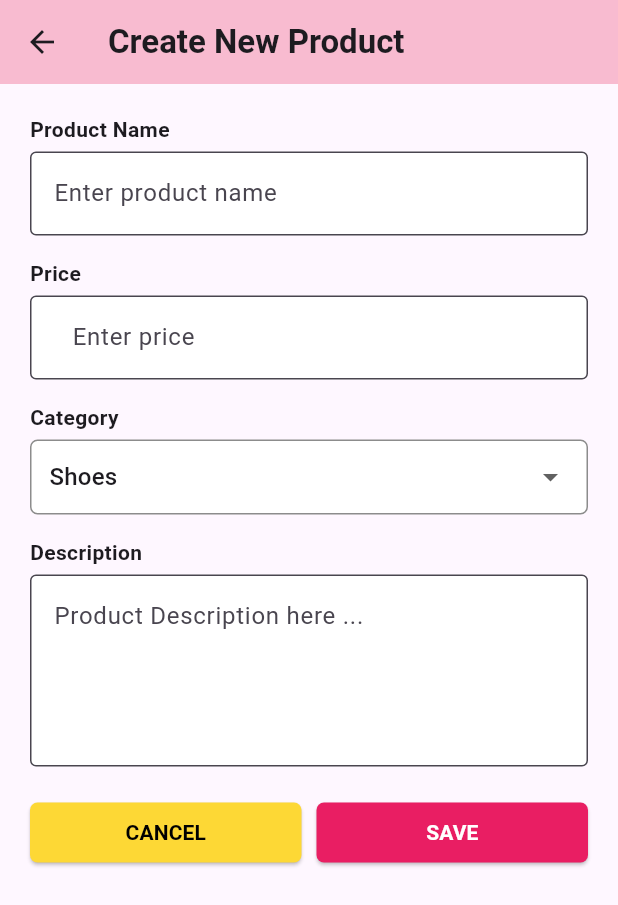
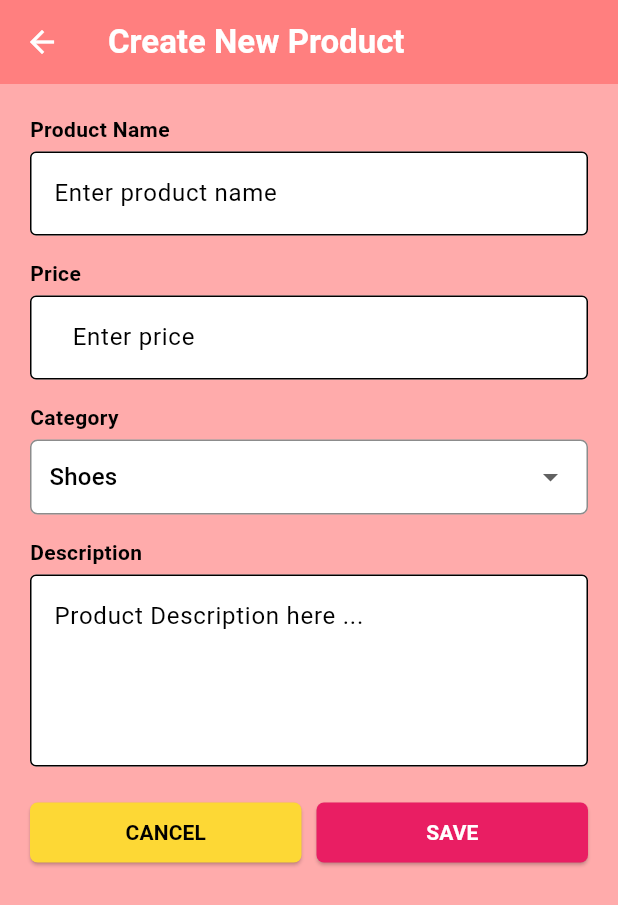
Before and after one commit to granada-lc/productsapp_granada2025, a Flutter app: the screen it shows after launch, after a tap on "LOGIN", after a tap on the "menu" icon, after a tap on "Create New Product", on a phone screen of 412 x 824 dp. Shown: the top 905 px of the screen. Run offline on Flutter 3.47's test engine with Material 3 defaults, Android fonts, the phone set to English and light mode, and no system bars.

Commit message:
Editted the User Preference and applying it to all pages

```diff
--- a/lib/app_state.dart
+++ b/lib/app_state.dart
@@ -1,16 +1,19 @@
 import 'package:flutter/material.dart';
 
-enum AppTheme { dark, light }
+enum AppTheme { roseBud, sandwisp }
 enum AppLanguage { english, filipino }
 
 class AppState extends ChangeNotifier {
-  AppTheme _theme = AppTheme.light;
+  AppTheme _theme = AppTheme.roseBud;
   AppLanguage _language = AppLanguage.english;
 
   AppTheme get theme => _theme;
   AppLanguage get language => _language;
 
-  void updatePreferences({required AppTheme theme, required AppLanguage language}) {
+  void updatePreferences({
+    required AppTheme theme,
+    required AppLanguage language,
+  }) {
     _theme = theme;
     _language = language;
     notifyListeners();
@@ -19,10 +22,33 @@ class AppState extends ChangeNotifier {
 
 ThemeData getThemeData(AppTheme theme) {
   switch (theme) {
-    case AppTheme.dark:
-      return ThemeData.dark();
-    case AppTheme.light:
+    case AppTheme.sandwisp:
+      return ThemeData(
+        brightness: Brightness.light,
+        scaffoldBackgroundColor: const Color(0xFFFFF1B5), // Sandwisp
+        appBarTheme: const AppBarTheme(
+          backgroundColor: Color(0xFFEED97B), // Deeper sand shade
+          foregroundColor: Colors.black87,
+        ),
+        colorScheme: const ColorScheme.light(
+          primary: Color(0xFFEED97B),
+          secondary: Color(0xFFBCA45D),
+        ),
+      );
+
+    case AppTheme.roseBud:
     default:
-      return ThemeData.light();
+      return ThemeData(
+        brightness: Brightness.light,
+        scaffoldBackgroundColor: const Color(0xFFFFABAB), // Rose Bud
+        appBarTheme: const AppBarTheme(
+          backgroundColor: Color(0xFFFF7F7F), // Deeper rose
+          foregroundColor: Colors.white,
+        ),
+        colorScheme: const ColorScheme.light(
+          primary: Color(0xFFFF7F7F),
+          secondary: Color(0xFFDB6E6E),
+        ),
+      );
   }
 }
--- a/lib/create_product_screen.dart
+++ b/lib/create_product_screen.dart
@@ -1,4 +1,6 @@
 import 'package:flutter/material.dart';
+import 'package:provider/provider.dart';
+import 'app_state.dart';
 
 class CreateProductScreen extends StatefulWidget {
   const CreateProductScreen({super.key});
@@ -12,17 +14,29 @@ class _CreateProductScreenState extends State<CreateProductScreen> {
   final TextEditingController _priceController = TextEditingController();
   final TextEditingController _descriptionController = TextEditingController();
 
-  String _selectedCategory = 'Shoes'; // Default selected category
+  String _selectedCategory = 'Shoes'; // default key
   final List<String> _categories = ['Shoes', 'Clothing', 'Accessories'];
+
+  String _getLocalizedCategory(String key, bool isFilipino) {
+    final map = {
+      'Shoes': isFilipino ? 'Sapatos' : 'Shoes',
+      'Clothing': isFilipino ? 'Damit' : 'Clothing',
+      'Accessories': isFilipino ? 'Mga Accessorya' : 'Accessories',
+    };
+    return map[key] ?? key;
+  }
 
   @override
   Widget build(BuildContext context) {
+    final appState = Provider.of<AppState>(context);
+    final isFilipino = appState.language == AppLanguage.filipino;
+
     return Scaffold(
       appBar: AppBar(
-        backgroundColor: Colors.pink[100],
-        title: const Text(
-          "Create New Product",
-          style: TextStyle(fontWeight: FontWeight.bold),
+        backgroundColor: Theme.of(context).appBarTheme.backgroundColor,
+        title: Text(
+          isFilipino ? "Lumikha ng Bagong Produkto" : "Create New Product",
+          style: const TextStyle(fontWeight: FontWeight.bold),
         ),
         leading: IconButton(
           icon: const Icon(Icons.arrow_back),
@@ -34,38 +48,38 @@ class _CreateProductScreenState extends State<CreateProductScreen> {
         child: Column(
           crossAxisAlignment: CrossAxisAlignment.start,
           children: [
-            // Product Name
-            const Text("Product Name", style: TextStyle(fontWeight: FontWeight.bold)),
+            Text(isFilipino ? "Pangalan ng Produkto" : "Product Name",
+                style: const TextStyle(fontWeight: FontWeight.bold)),
             const SizedBox(height: 5),
             TextField(
               controller: _nameController,
               decoration: InputDecoration(
-                border: OutlineInputBorder(),
-                hintText: "Enter product name",
+                border: const OutlineInputBorder(),
+                hintText: isFilipino ? "Ilagay ang pangalan ng produkto" : "Enter product name",
                 filled: true,
                 fillColor: Colors.white,
               ),
             ),
             const SizedBox(height: 15),
 
-            // Price
-            const Text("Price", style: TextStyle(fontWeight: FontWeight.bold)),
+            Text(isFilipino ? "Presyo" : "Price",
+                style: const TextStyle(fontWeight: FontWeight.bold)),
             const SizedBox(height: 5),
             TextField(
               controller: _priceController,
               keyboardType: TextInputType.number,
               decoration: InputDecoration(
                 prefixText: "₱",
-                border: OutlineInputBorder(),
-                hintText: "Enter price",
+                border: const OutlineInputBorder(),
+                hintText: isFilipino ? "Ilagay ang presyo" : "Enter price",
                 filled: true,
                 fillColor: Colors.white,
               ),
             ),
             const SizedBox(height: 15),
 
-            // Category
-            const Text("Category", style: TextStyle(fontWeight: FontWeight.bold)),
+            Text(isFilipino ? "Kategorya" : "Category",
+                style: const TextStyle(fontWeight: FontWeight.bold)),
             const SizedBox(height: 5),
             Container(
               padding: const EdgeInsets.symmetric(horizontal: 12),
@@ -81,7 +95,7 @@ class _CreateProductScreenState extends State<CreateProductScreen> {
                 items: _categories.map((String category) {
                   return DropdownMenuItem<String>(
                     value: category,
-                    child: Text(category),
+                    child: Text(_getLocalizedCategory(category, isFilipino)),
                   );
                 }).toList(),
                 onChanged: (String? newValue) {
@@ -93,26 +107,24 @@ class _CreateProductScreenState extends State<CreateProductScreen> {
             ),
             const SizedBox(height: 15),
 
-            // Description
-            const Text("Description", style: TextStyle(fontWeight: FontWeight.bold)),
+            Text(isFilipino ? "Paglalarawan" : "Description",
+                style: const TextStyle(fontWeight: FontWeight.bold)),
             const SizedBox(height: 5),
             TextField(
               controller: _descriptionController,
               maxLines: 4,
               decoration: InputDecoration(
-                border: OutlineInputBorder(),
-                hintText: "Product Description here ...",
+                border: const OutlineInputBorder(),
+                hintText: isFilipino ? "Ilagay ang paglalarawan ng produkto..." : "Product Description here ...",
                 filled: true,
                 fillColor: Colors.white,
               ),
             ),
             const SizedBox(height: 20),
 
-            // Buttons
             Row(
               mainAxisAlignment: MainAxisAlignment.spaceBetween,
               children: [
-                // Cancel Button
                 Expanded(
                   child: ElevatedButton(
                     onPressed: () => Navigator.pop(context),
@@ -122,14 +134,13 @@ class _CreateProductScreenState extends State<CreateProductScreen> {
                         borderRadius: BorderRadius.circular(5),
                       ),
                     ),
-                    child: const Text(
-                      "CANCEL",
-                      style: TextStyle(color: Colors.black, fontWeight: FontWeight.bold),
+                    child: Text(
+                      isFilipino ? "KANSELA" : "CANCEL",
+                      style: const TextStyle(color: Colors.black, fontWeight: FontWeight.bold),
                     ),
                   ),
                 ),
                 const SizedBox(width: 10),
-                // Save Button
                 Expanded(
                   child: ElevatedButton(
                     onPressed: () {
@@ -141,9 +152,9 @@ class _CreateProductScreenState extends State<CreateProductScreen> {
                         borderRadius: BorderRadius.circular(5),
                       ),
                     ),
-                    child: const Text(
-                      "SAVE",
-                      style: TextStyle(color: Colors.white, fontWeight: FontWeight.bold),
+                    child: Text(
+                      isFilipino ? "ISAVE" : "SAVE",
+                      style: const TextStyle(color: Colors.white, fontWeight: FontWeight.bold),
                     ),
                   ),
                 ),
--- a/lib/home_screen.dart
+++ b/lib/home_screen.dart
@@ -1,4 +1,5 @@
 import 'package:flutter/material.dart';
+import 'package:provider/provider.dart';
 import 'product_details.dart';
 import 'product.dart';
 import 'create_product_screen.dart';
@@ -7,71 +8,85 @@ import 'app_state.dart';
 
 // Category Button Widget
 class CategoryButton extends StatelessWidget {
-  final String title; // Title of the category button
+  final String title;
   const CategoryButton({required this.title, super.key});
 
   @override
   Widget build(BuildContext context) {
     return Chip(
-      label: Text(title, style: const TextStyle(fontSize: 14)), // Category label
-      backgroundColor: Colors.orange[100], // Background color
+      label: Text(title, style: const TextStyle(fontSize: 14)),
+      backgroundColor: Colors.orange[100],
     );
   }
 }
 
 // Product Card Widget
 class ProductCard extends StatelessWidget {
-  final Product product; // Product data
+  final Product product;
   const ProductCard({required this.product, super.key});
 
   @override
   Widget build(BuildContext context) {
     return GestureDetector(
       onTap: () {
-        // Navigate to DetailScreen when a product is clicked
         Navigator.push(
           context,
           MaterialPageRoute(
-            builder: (context) => DetailScreen(product: product), // Pass product data
+            builder: (context) => DetailScreen(product: product),
           ),
         );
       },
       child: Column(
-        crossAxisAlignment: CrossAxisAlignment.start, // Align text to start
+        crossAxisAlignment: CrossAxisAlignment.start,
         children: [
           Expanded(
             child: Container(
               decoration: BoxDecoration(
-                color: Colors.yellow[100], // Background color
-                borderRadius: BorderRadius.circular(10), // Rounded corners
+                color: Colors.yellow[100],
+                borderRadius: BorderRadius.circular(10),
                 image: DecorationImage(
-                  image: AssetImage(product.image), // Display product image
-                  fit: BoxFit.cover, // Cover the box
+                  image: AssetImage(product.image),
+                  fit: BoxFit.cover,
                 ),
               ),
             ),
           ),
-          const SizedBox(height: 8), // Space between image and text
-          Text(product.name, style: const TextStyle(fontWeight: FontWeight.bold)), // Product name
-          Text(product.description, style: const TextStyle(fontSize: 12, color: Colors.grey)), // Product description
-          Text("₱${product.price}", style: const TextStyle(fontWeight: FontWeight.bold)), // Product price
+          const SizedBox(height: 8),
+          Text(product.name, style: const TextStyle(fontWeight: FontWeight.bold)),
+          Text(product.description, style: const TextStyle(fontSize: 12, color: Colors.grey)),
+          Text("₱${product.price}", style: const TextStyle(fontWeight: FontWeight.bold)),
         ],
       ),
     );
   }
-}class HomeScreen extends StatelessWidget {
+}
+
+// Home Screen
+class HomeScreen extends StatelessWidget {
   const HomeScreen({super.key});
 
   @override
   Widget build(BuildContext context) {
+    final appState = Provider.of<AppState>(context);
+    final isFilipino = appState.language == AppLanguage.filipino;
+
+    final drawerTitle = isFilipino ? "Menu" : "Menu";
+    final createProduct = isFilipino ? "Lumikha ng Bagong Produkto" : "Create New Product";
+    final preferences = isFilipino ? "Mga Kagustuhan ng Gumagamit" : "User Preferences";
+    final mostPopular = isFilipino ? "Pinaka Sikat" : "Most Popular";
+
+    final categories = isFilipino
+        ? ["Dyaket", "Bag", "Kamisa", "Sumbrero"]
+        : ["Jacket", "Bags", "Shirt", "Hat"];
+
     return Scaffold(
       appBar: AppBar(
-        backgroundColor: Color.fromRGBO(244, 194, 194, 1.0),
+        backgroundColor: const Color.fromRGBO(244, 194, 194, 1.0),
         elevation: 0,
         leading: Builder(
           builder: (context) => IconButton(
             icon: const Icon(Icons.menu, color: Colors.black),
-            onPressed: () => Scaffold.of(context).openDrawer(), // Open Drawer
+            onPressed: () => Scaffold.of(context).openDrawer(),
           ),
         ),
         actions: const [
@@ -85,14 +100,14 @@ class ProductCard extends StatelessWidget {
           children: [
             DrawerHeader(
               decoration: BoxDecoration(color: Colors.pink[100]),
-              child: const Text(
-                'Menu',
-                style: TextStyle(fontSize: 22, fontWeight: FontWeight.bold),
+              child: Text(
+                drawerTitle,
+                style: const TextStyle(fontSize: 22, fontWeight: FontWeight.bold),
               ),
             ),
             ListTile(
               leading: const Icon(Icons.add),
-              title: const Text('Create New Product'),
+              title: Text(createProduct),
               onTap: () {
                 Navigator.push(
                   context,
@@ -102,12 +117,11 @@ class ProductCard extends StatelessWidget {
             ),
             ListTile(
               leading: const Icon(Icons.settings),
-              title: const Text('User Preferences'),
+              title: Text(preferences),
               onTap: () {
-                // Implement User Preferences Navigation
                 Navigator.push(
                   context,
-                  MaterialPageRoute (builder: (context) => const UserPreferencesScreen ()),
+                  MaterialPageRoute(builder: (context) => const UserPreferencesScreen()),
                 );
               },
             ),
@@ -121,12 +135,10 @@ class ProductCard extends StatelessWidget {
           children: [
             Row(
               mainAxisAlignment: MainAxisAlignment.spaceBetween,
-              children: ["Jacket", "Bags", "Shirt", "Hat"]
-                  .map((category) => CategoryButton(title: category))
-                  .toList(),
+              children: categories.map((title) => CategoryButton(title: title)).toList(),
             ),
             const SizedBox(height: 20),
-            const Text("Most Popular", style: TextStyle(fontSize: 18, fontWeight: FontWeight.bold)),
+            Text(mostPopular, style: const TextStyle(fontSize: 18, fontWeight: FontWeight.bold)),
             const SizedBox(height: 10),
             Expanded(
               child: GridView.builder(
@@ -146,4 +158,5 @@ class ProductCard extends StatelessWidget {
         ),
       ),
     );
-  }}
+  }
+}
--- a/lib/login_screen.dart
+++ b/lib/login_screen.dart
@@ -1,6 +1,6 @@
 import 'package:flutter/material.dart';
-import 'home_screen.dart';
-
+import 'package:provider/provider.dart';
+import 'app_state.dart';
 
 class LoginScreen extends StatefulWidget {
   const LoginScreen({super.key});
@@ -14,6 +14,17 @@ class _LoginScreenState extends State<LoginScreen> {
 
   @override
   Widget build(BuildContext context) {
+    final appState = Provider.of<AppState>(context);
+    final isFilipino = appState.language == AppLanguage.filipino;
+
+    final loginText = isFilipino ? "MAG-LOGIN" : "LOGIN";
+    final usernameHint = isFilipino ? "Pangalan ng Gumagamit" : "Username";
+    final passwordHint = isFilipino ? "Password" : "Password";
+    final forgotPassword = isFilipino ? "Nakalimutan ang Password?" : "Forgot Password?";
+    final loginButton = isFilipino ? "MAG-LOGIN" : "LOGIN";
+    final noAccount = isFilipino ? "Wala ka pang account? " : "Don't have an account? ";
+    final signUpText = isFilipino ? "Mag-sign Up" : "Sign Up";
+
     return Scaffold(
       backgroundColor: Colors.yellow[100],
       body: Padding(
@@ -21,9 +32,9 @@ class _LoginScreenState extends State<LoginScreen> {
         child: Column(
           mainAxisAlignment: MainAxisAlignment.center,
           children: [
-            const Text(
-              "LOGIN",
-              style: TextStyle(fontSize: 24, fontWeight: FontWeight.bold),
+            Text(
+              loginText,
+              style: const TextStyle(fontSize: 24, fontWeight: FontWeight.bold),
             ),
             const SizedBox(height: 20),
 
@@ -31,7 +42,7 @@ class _LoginScreenState extends State<LoginScreen> {
             TextField(
               decoration: InputDecoration(
                 prefixIcon: const Icon(Icons.person),
-                hintText: "Username",
+                hintText: usernameHint,
                 border: OutlineInputBorder(
                   borderRadius: BorderRadius.circular(30),
                 ),
@@ -46,7 +57,7 @@ class _LoginScreenState extends State<LoginScreen> {
               obscureText: _obscureText,
               decoration: InputDecoration(
                 prefixIcon: const Icon(Icons.lock),
-                hintText: "Password",
+                hintText: passwordHint,
                 border: OutlineInputBorder(
                   borderRadius: BorderRadius.circular(30),
                 ),
@@ -69,7 +80,7 @@ class _LoginScreenState extends State<LoginScreen> {
               alignment: Alignment.centerRight,
               child: TextButton(
                 onPressed: () {},
-                child: const Text("Forgot Password?", style: TextStyle(color: Colors.blue)),
+                child: Text(forgotPassword, style: const TextStyle(color: Colors.blue)),
               ),
             ),
             const SizedBox(height: 10),
@@ -88,7 +99,7 @@ class _LoginScreenState extends State<LoginScreen> {
                 onPressed: () {
                   Navigator.pushReplacementNamed(context, '/home');
                 },
-                child: const Text("LOGIN", style: TextStyle(color: Colors.white, fontSize: 18)),
+                child: Text(loginButton, style: const TextStyle(color: Colors.white, fontSize: 18)),
               ),
             ),
             const SizedBox(height: 20),
@@ -97,14 +108,14 @@ class _LoginScreenState extends State<LoginScreen> {
             Row(
               mainAxisAlignment: MainAxisAlignment.center,
               children: [
-                const Text("Don't have an account? "),
+                Text(noAccount),
                 GestureDetector(
                   onTap: () {
                     Navigator.pushNamed(context, '/signup');
                   },
-                  child: const Text(
-                    "Sign Up",
-                    style: TextStyle(color: Colors.blue, fontWeight: FontWeight.bold),
+                  child: Text(
+                    signUpText,
+                    style: const TextStyle(color: Colors.blue, fontWeight: FontWeight.bold),
                   ),
                 ),
               ],
```
Also changed, not shown: lib/product_details.dart (+34 -6 lines), lib/user_preference.dart (+59 -33 lines).
